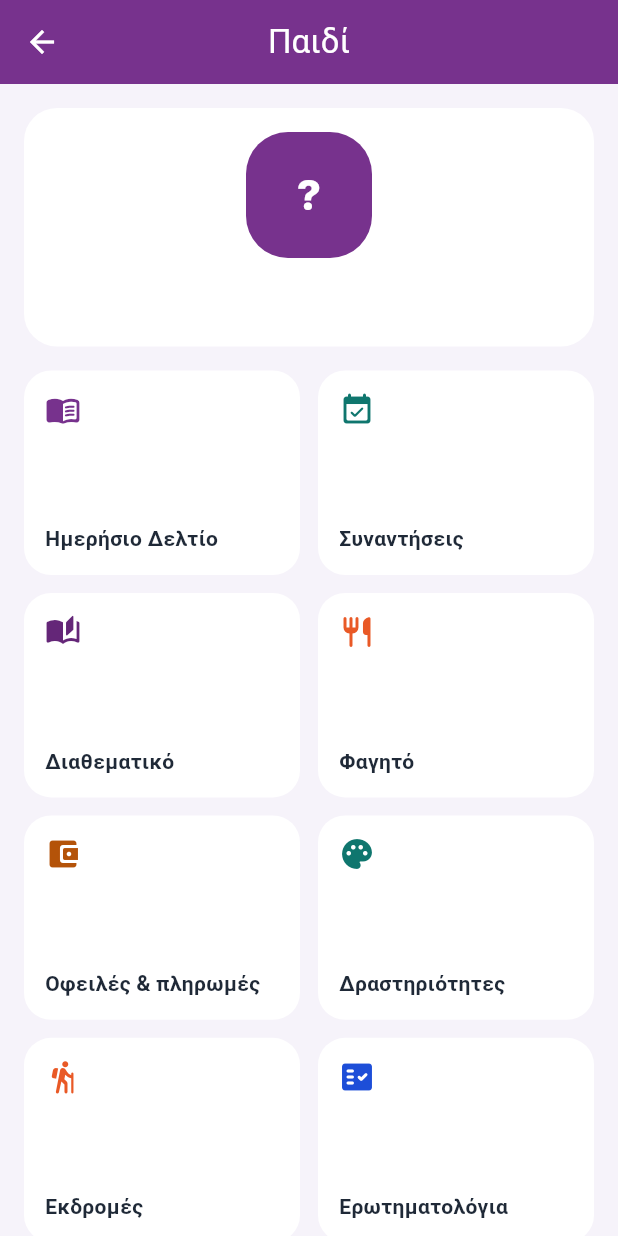
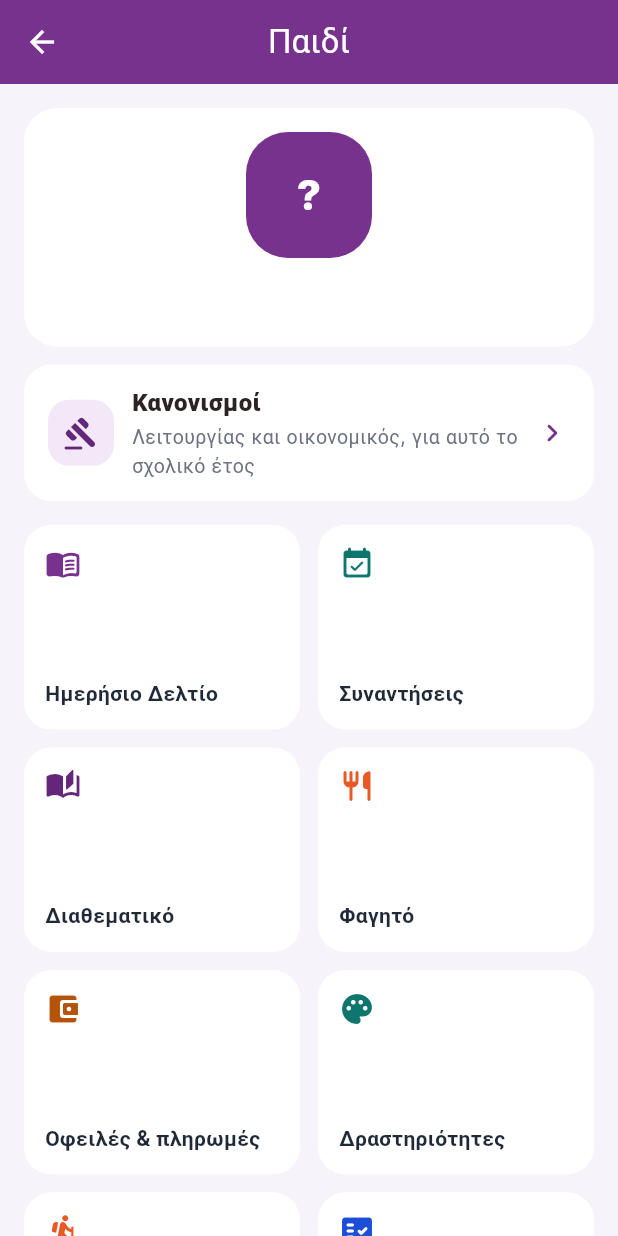
Before and after one commit to damianoskrls/omnedu, a Flutter app: the ChildHubScreen screen opened directly with empty values, on a phone screen of 412 x 824 dp. Run offline on Flutter 3.47's test engine with Material 3 defaults, Android fonts, the phone set to English and light mode, and no system bars; our stand-ins replace dio, equatable, firebase_core, firebase_messaging, flutter_local_notifications, flutter_riverpod and 5 more; missing offline and left inert: gal; accounts and stored records are empty; project files that could hold a hidden picture were left out.

```diff
--- a/apps/mobile/lib/features/parent/screens/child_hub_screen.dart
+++ b/apps/mobile/lib/features/parent/screens/child_hub_screen.dart
@@ -74,9 +74,6 @@ class ChildHubScreen extends StatelessWidget {
       _Tile('Παροχές & σχολικό', Icons.directions_bus_rounded, const Color(0xFF0369A1), () {
         Navigator.push(context, MaterialPageRoute(builder: (_) => ServicesScreen(schoolId: schoolId, child: child)));
       }),
-      _Tile('Κανονισμοί', Icons.gavel_rounded, const Color(0xFF642678), () {
-        Navigator.push(context, MaterialPageRoute(builder: (_) => RegulationsScreen(schoolId: schoolId)));
-      }),
       _Tile('Εκπαιδευτικοί', Icons.groups_rounded, const Color(0xFF77328D), () {
         Navigator.push(context, MaterialPageRoute(builder: (_) => TeachersScreen(schoolId: schoolId, child: child)));
       }),
@@ -129,6 +126,45 @@ class ChildHubScreen extends StatelessWidget {
               ],
             ),
           ),
+          const SizedBox(height: 12),
+          Material(
+            color: Colors.white,
+            borderRadius: BorderRadius.circular(18),
+            child: InkWell(
+              borderRadius: BorderRadius.circular(18),
+              onTap: () {
+                Navigator.push(context, MaterialPageRoute(builder: (_) => RegulationsScreen(schoolId: schoolId)));
+              },
+              child: Padding(
+                padding: const EdgeInsets.symmetric(horizontal: 16, vertical: 14),
+                child: Row(
+                  children: [
+                    Container(
+                      width: 44,
+                      height: 44,
+                      decoration: BoxDecoration(
+                        color: const Color(0xFFF3E8F7),
+                        borderRadius: BorderRadius.circular(14),
+                      ),
+                      child: const Icon(Icons.gavel_rounded, color: Color(0xFF642678)),
+                    ),
+                    const SizedBox(width: 12),
+                    const Expanded(
+                      child: Column(
+                        crossAxisAlignment: CrossAxisAlignment.start,
+                        children: [
+                          Text('Κανονισμοί', style: TextStyle(fontWeight: FontWeight.w800, fontSize: 16, color: Color(0xFF2C2422))),
+                          SizedBox(height: 2),
+                          Text('Λειτουργίας και οικονομικός, για αυτό το σχολικό έτος', style: TextStyle(color: Color(0xFF6B7280), fontSize: 13)),
+                        ],
+                      ),
+                    ),
+                    const Icon(Icons.chevron_right_rounded, color: Color(0xFF77328D)),
+                  ],
+                ),
+              ),
+            ),
+          ),
           const SizedBox(height: 16),
           GridView.count(
             crossAxisCount: 2,
```
Also changed, not shown: apps/mobile/lib/core/notifications/notification_center.dart (+38 -4 lines), apps/mobile/lib/features/parent/screens/parent_child_pages.dart (+40 -28 lines), 3 other files.
